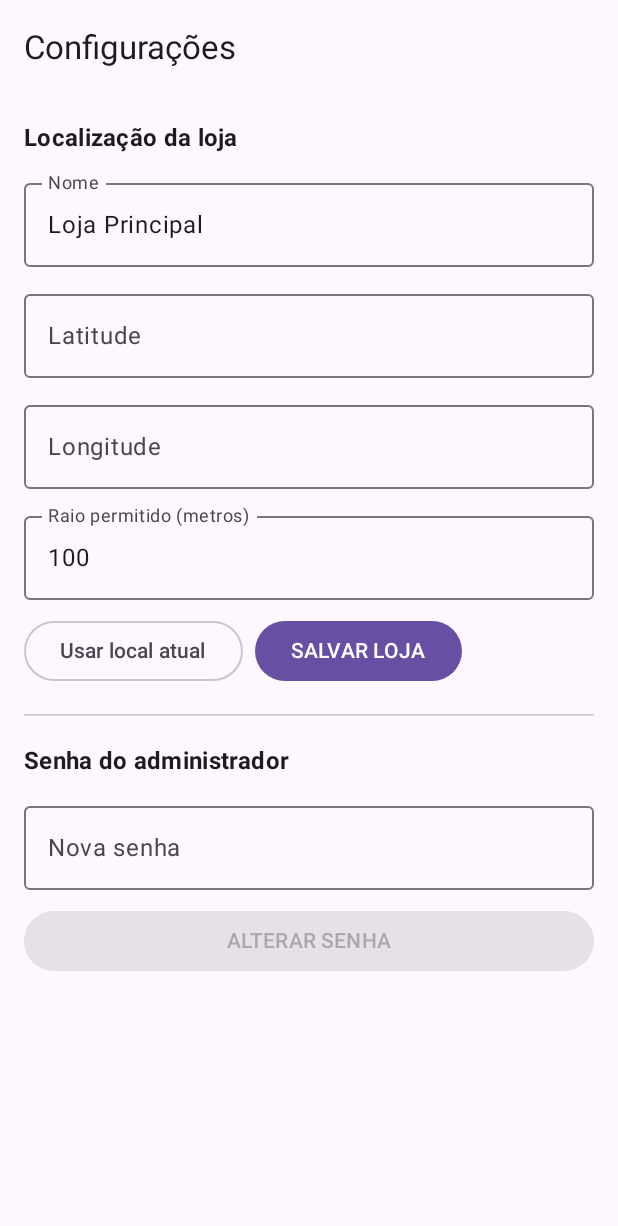
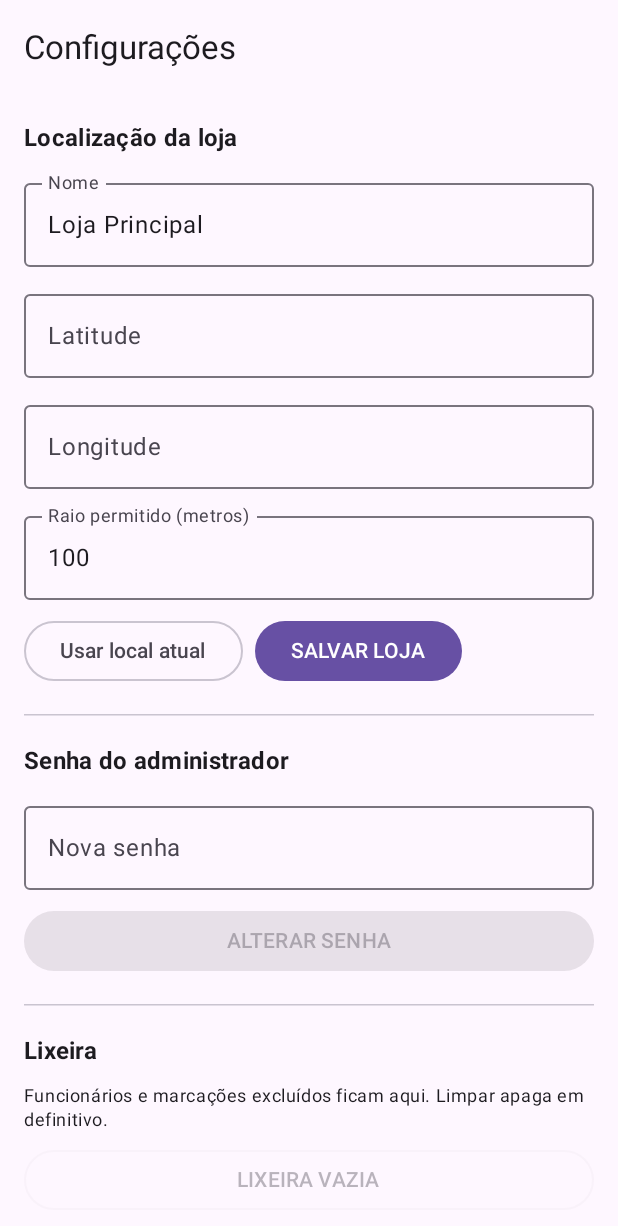
Before and after one commit to MatheusGoncalves540/ChronoPass, an Android app built with Jetpack Compose: the SettingsScreen screen opened through its navigation route, on a phone screen of 412 x 824 dp. Shown: the top 1226 px of the screen. Run offline under Robolectric (Android 15) with nearby library versions, the light colour scheme and no system bars; our stand-ins replace Room's generated code.

Commit message:
feat: Implement soft-delete functionality for employees and punches
- Added a 'deleted' column to the Employee and Punch entities to support soft-deletion.
- Updated the database version and added migration logic to handle existing data.
- Modified repository methods to implement soft-delete behavior instead of hard-delete.
- Enhanced the UI to reflect soft-deleted employees and punches, including updated dialogs and screens.
- Introduced an EmployeePickerDialog for selecting employees in various contexts.
- Added trash management features in the Settings screen to allow permanent deletion of soft-deleted items.
- Updated PDF export functionality to include soft-deleted employees in reports.

```diff
--- a/app/build.gradle.kts
+++ b/app/build.gradle.kts
@@ -20,6 +20,9 @@ android {
     buildTypes {
         release {
             isMinifyEnabled = false
+            // ponytail: assina com a chave de debug pra gerar um APK release instalável
+            // sem keystore próprio. O ganho de FPS vem de debuggable=false, não do R8.
+            signingConfig = signingConfigs.getByName("debug")
             proguardFiles(getDefaultProguardFile("proguard-android-optimize.txt"), "proguard-rules.pro")
         }
     }
--- a/app/src/main/java/com/chronopass/app/data/dao/Daos.kt
+++ b/app/src/main/java/com/chronopass/app/data/dao/Daos.kt
@@ -6,11 +6,16 @@ import kotlinx.coroutines.flow.Flow
 
 @Dao
 interface EmployeeDao {
-    @Query("SELECT * FROM employee ORDER BY name")
+    // Management/name lists exclude soft-deleted employees.
+    @Query("SELECT * FROM employee WHERE deleted = 0 ORDER BY name")
     fun all(): Flow<List<Employee>>
 
-    @Query("SELECT * FROM employee WHERE active = 1 ORDER BY name")
+    @Query("SELECT * FROM employee WHERE active = 1 AND deleted = 0 ORDER BY name")
     fun activeList(): Flow<List<Employee>>
+
+    // Records need names of deleted employees too (to show the "excluído" marker).
+    @Query("SELECT * FROM employee ORDER BY name")
+    fun allIncludingDeleted(): Flow<List<Employee>>
 
     @Query("SELECT * FROM employee WHERE id = :id")
     suspend fun byId(id: Long): Employee?
@@ -18,30 +23,48 @@ interface EmployeeDao {
     @Query("SELECT * FROM employee")
     suspend fun allOnce(): List<Employee>
 
+    @Query("SELECT COUNT(*) FROM employee WHERE deleted = 1")
+    suspend fun trashCount(): Int
+
+    @Query("UPDATE employee SET deleted = 1 WHERE id = :id")
+    suspend fun softDelete(id: Long)
+
+    @Query("DELETE FROM employee WHERE deleted = 1")
+    suspend fun purgeDeleted()
+
     @Insert fun insert(e: Employee): Long
     @Update suspend fun update(e: Employee)
-    @Delete suspend fun delete(e: Employee)
 }
 
 @Dao
 interface PunchDao {
-    @Query("SELECT * FROM punch WHERE employeeId = :employeeId ORDER BY timestamp DESC LIMIT 1")
+    @Query("SELECT * FROM punch WHERE employeeId = :employeeId AND deleted = 0 ORDER BY timestamp DESC LIMIT 1")
     suspend fun lastFor(employeeId: Long): Punch?
 
-    @Query("SELECT * FROM punch WHERE timestamp BETWEEN :from AND :to ORDER BY timestamp DESC")
+    @Query("SELECT * FROM punch WHERE deleted = 0 AND timestamp BETWEEN :from AND :to ORDER BY timestamp DESC")
     fun between(from: Long, to: Long): Flow<List<Punch>>
 
-    @Query("SELECT * FROM punch WHERE employeeId = :employeeId AND timestamp BETWEEN :from AND :to ORDER BY timestamp")
+    @Query("SELECT * FROM punch WHERE employeeId = :employeeId AND deleted = 0 AND timestamp BETWEEN :from AND :to ORDER BY timestamp")
     suspend fun forEmployeeBetween(employeeId: Long, from: Long, to: Long): List<Punch>
 
+    // Backup keeps everything (deleted included) so restore is faithful.
     @Query("SELECT * FROM punch ORDER BY timestamp")
     suspend fun allOnce(): List<Punch>
 
+    @Query("SELECT * FROM punch WHERE deleted = 0 ORDER BY timestamp")
+    suspend fun allActiveOnce(): List<Punch>
+
+    @Query("SELECT COUNT(*) FROM punch WHERE deleted = 1")
+    suspend fun trashCount(): Int
+
+    @Query("UPDATE punch SET deleted = 1 WHERE id = :id")
+    suspend fun softDelete(id: Long)
+
+    @Query("DELETE FROM punch WHERE deleted = 1")
+    suspend fun purgeDeleted()
+
     @Insert fun insert(p: Punch): Long
     @Update suspend fun update(p: Punch)
-    @Delete suspend fun delete(p: Punch)
-    @Query("DELETE FROM punch WHERE employeeId = :employeeId")
-    suspend fun deleteForEmployee(employeeId: Long)
 }
 
 @Dao
--- a/app/src/main/java/com/chronopass/app/data/database/ChronoDatabase.kt
+++ b/app/src/main/java/com/chronopass/app/data/database/ChronoDatabase.kt
@@ -2,6 +2,8 @@ package com.chronopass.app.data.database
 
 import android.content.Context
 import androidx.room.*
+import androidx.room.migration.Migration
+import androidx.sqlite.db.SupportSQLiteDatabase
 import com.chronopass.app.data.dao.*
 import com.chronopass.app.data.entities.*
 
@@ -10,9 +12,17 @@ class Converters {
     @TypeConverter fun fromType(t: PunchType) = t.name
 }
 
+// v1 -> v2: soft-delete columns. Keeps existing data on device.
+private val MIGRATION_1_2 = object : Migration(1, 2) {
+    override fun migrate(db: SupportSQLiteDatabase) {
+        db.execSQL("ALTER TABLE employee ADD COLUMN deleted INTEGER NOT NULL DEFAULT 0")
+        db.execSQL("ALTER TABLE punch ADD COLUMN deleted INTEGER NOT NULL DEFAULT 0")
+    }
+}
+
 @Database(
     entities = [Employee::class, Punch::class, Store::class, AppSetting::class],
-    version = 1,
+    version = 2,
     exportSchema = false,
 )
 @TypeConverters(Converters::class)
@@ -27,7 +37,7 @@ abstract class ChronoDatabase : RoomDatabase() {
         fun get(context: Context): ChronoDatabase = instance ?: synchronized(this) {
             instance ?: Room.databaseBuilder(
                 context.applicationContext, ChronoDatabase::class.java, "chronopass.db"
-            ).build().also { instance = it }
+            ).addMigrations(MIGRATION_1_2).build().also { instance = it }
         }
         fun close() { instance?.close(); instance = null }
     }
--- a/app/src/main/java/com/chronopass/app/data/entities/Entities.kt
+++ b/app/src/main/java/com/chronopass/app/data/entities/Entities.kt
@@ -11,6 +11,7 @@ data class Employee(
     val name: String,
     val code: String = "",
     val active: Boolean = true,
+    val deleted: Boolean = false,
     val createdAt: Long = System.currentTimeMillis(),
 )
 
@@ -29,6 +30,7 @@ data class Punch(
     val editedBy: String? = null,
     val editedAt: Long? = null,
     val editReason: String? = null,
+    val deleted: Boolean = false,
 )
 
 @Entity(tableName = "store")
--- a/app/src/main/java/com/chronopass/app/ui/ChronoViewModel.kt
+++ b/app/src/main/java/com/chronopass/app/ui/ChronoViewModel.kt
@@ -1,6 +1,9 @@
 package com.chronopass.app.ui
 
 import android.app.Application
+import androidx.compose.runtime.getValue
+import androidx.compose.runtime.mutableStateOf
+import androidx.compose.runtime.setValue
 import androidx.lifecycle.AndroidViewModel
 import androidx.lifecycle.viewModelScope
 import com.chronopass.app.data.entities.*
@@ -20,8 +23,14 @@ class ChronoViewModel(app: Application) : AndroidViewModel(app) {
         repo.activeEmployeesFlow().stateIn(viewModelScope, SharingStarted.WhileSubscribed(5000), emptyList())
     val allEmployees: StateFlow<List<Employee>> =
         repo.employeesFlow().stateIn(viewModelScope, SharingStarted.WhileSubscribed(5000), emptyList())
+    // Includes soft-deleted employees, so Records can resolve names + show the "excluído" marker.
+    val employeesWithDeleted: StateFlow<List<Employee>> =
+        repo.employeesWithDeletedFlow().stateIn(viewModelScope, SharingStarted.WhileSubscribed(5000), emptyList())
     val store: StateFlow<Store?> =
         repo.storeFlow().stateIn(viewModelScope, SharingStarted.WhileSubscribed(5000), null)
+
+    // Admin stays unlocked while navigating inside the admin area; HomeScreen relocks on exit.
+    var adminUnlocked by mutableStateOf(false)
 
     suspend fun nextType(employeeId: Long): PunchType = repo.nextType(employeeId)
 
@@ -52,4 +61,8 @@ class ChronoViewModel(app: Application) : AndroidViewModel(app) {
     fun checkAdminPassword(input: String, result: (Boolean) -> Unit) = viewModelScope.launch {
         result(input == adminPassword())
     }
+
+    // Trash
+    fun loadTrashCount(result: (Int) -> Unit) = viewModelScope.launch { result(repo.trashCount()) }
+    fun emptyTrash(done: () -> Unit) = viewModelScope.launch { repo.emptyTrash(); done() }
 }
--- a/app/src/main/java/com/chronopass/app/ui/screens/EmployeesScreen.kt
+++ b/app/src/main/java/com/chronopass/app/ui/screens/EmployeesScreen.kt
@@ -59,7 +59,7 @@ fun EmployeesScreen(vm: ChronoViewModel, nav: NavController) {
         AlertDialog(
             onDismissRequest = { confirmDelete = null },
             title = { Text("Excluir funcionário") },
-            text = { Text("Excluir ${e.name} e todas as suas marcações? Esta ação não pode ser desfeita.") },
+            text = { Text("Excluir ${e.name}? As marcações dele serão mantidas no histórico (marcadas como funcionário excluído). Vai para a lixeira.") },
             confirmButton = { TextButton(onClick = { vm.deleteEmployee(e); confirmDelete = null }) { Text("EXCLUIR") } },
             dismissButton = { TextButton(onClick = { confirmDelete = null }) { Text("Cancelar") } }
         )
--- a/app/src/main/java/com/chronopass/app/ui/screens/HomeScreen.kt
+++ b/app/src/main/java/com/chronopass/app/ui/screens/HomeScreen.kt
@@ -21,6 +21,9 @@ import androidx.compose.runtime.getValue
 fun HomeScreen(vm: ChronoViewModel, nav: NavController) {
     val employees by vm.activeEmployees.collectAsState()
     var query by remember { mutableStateOf("") }
+
+    // Leaving the admin area (any return to home) relocks it.
+    LaunchedEffect(Unit) { vm.adminUnlocked = false }
 
     Scaffold(
         topBar = {
--- a/app/src/main/java/com/chronopass/app/ui/screens/PunchScreen.kt
+++ b/app/src/main/java/com/chronopass/app/ui/screens/PunchScreen.kt
@@ -118,6 +118,8 @@ fun PunchScreen(vm: ChronoViewModel, nav: NavController, employeeId: Long) {
                     }
                     Spacer(Modifier.weight(1f))
                     Button(
+                        // Só libera depois que a localização resolve (encontrada OU falhou de vez).
+                        enabled = !locating,
                         onClick = {
                             val f2 = fix
                             vm.savePunch(
@@ -129,7 +131,7 @@ fun PunchScreen(vm: ChronoViewModel, nav: NavController, employeeId: Long) {
                             ) { step = Step.DONE }
                         },
                         modifier = Modifier.fillMaxWidth().height(56.dp)
-                    ) { Text("CONFIRMAR") }
+                    ) { Text(if (locating) "AGUARDE A LOCALIZAÇÃO…" else "CONFIRMAR") }
                     Spacer(Modifier.height(8.dp))
                     OutlinedButton(
                         onClick = { photo?.delete(); photo = null; step = Step.CAMERA },
--- a/app/src/main/java/com/chronopass/app/ui/screens/SettingsScreen.kt
+++ b/app/src/main/java/com/chronopass/app/ui/screens/SettingsScreen.kt
@@ -32,6 +32,10 @@ fun SettingsScreen(vm: ChronoViewModel, nav: NavController) {
     var msg by remember { mutableStateOf<String?>(null) }
 
     var newPw by remember { mutableStateOf("") }
+
+    var trashCount by remember { mutableStateOf(0) }
+    var confirmTrash by remember { mutableStateOf(false) }
+    LaunchedEffect(Unit) { vm.loadTrashCount { trashCount = it } }
 
     val locPerm = rememberLauncherForActivityResult(
         ActivityResultContracts.RequestMultiplePermissions()
@@ -77,7 +81,33 @@ fun SettingsScreen(vm: ChronoViewModel, nav: NavController) {
                 vm.setAdminPassword(newPw); newPw = ""; msg = "Senha atualizada."
             }, modifier = Modifier.fillMaxWidth()) { Text("ALTERAR SENHA") }
 
+            HorizontalDivider(Modifier.padding(vertical = 8.dp))
+            Text("Lixeira", fontWeight = FontWeight.Bold, style = MaterialTheme.typography.titleMedium)
+            Text("Funcionários e marcações excluídos ficam aqui. Limpar apaga em definitivo.",
+                style = MaterialTheme.typography.bodySmall)
+            OutlinedButton(
+                enabled = trashCount > 0,
+                onClick = { confirmTrash = true },
+                modifier = Modifier.fillMaxWidth(),
+                colors = ButtonDefaults.outlinedButtonColors(contentColor = MaterialTheme.colorScheme.error)
+            ) { Text(if (trashCount > 0) "LIMPAR LIXEIRA ($trashCount)" else "LIXEIRA VAZIA") }
+
             msg?.let { Text(it, color = MaterialTheme.colorScheme.primary) }
         }
     }
+
+    if (confirmTrash) {
+        AlertDialog(
+            onDismissRequest = { confirmTrash = false },
+            title = { Text("Limpar lixeira") },
+            text = { Text("Apagar em definitivo $trashCount item(ns)? Esta ação não pode ser desfeita.") },
+            confirmButton = {
+                TextButton(onClick = {
+                    confirmTrash = false
+                    vm.emptyTrash { vm.loadTrashCount { trashCount = it }; msg = "Lixeira esvaziada." }
+                }) { Text("APAGAR TUDO") }
+            },
+            dismissButton = { TextButton(onClick = { confirmTrash = false }) { Text("Cancelar") } }
+        )
+    }
 }
```
Also changed, not shown: app/src/main/java/com/chronopass/app/backup/BackupManager.kt (+7 -3 lines), app/src/main/java/com/chronopass/app/data/repo/ChronoRepository.kt (+14 -5 lines), app/src/main/java/com/chronopass/app/reports/PdfExport.kt (+80 -28 lines), app/src/main/java/com/chronopass/app/ui/components/EmployeePicker.kt (added, +71 -0 lines), app/src/main/java/com/chronopass/app/ui/screens/AdminScreen.kt (+4 -3 lines), app/src/main/java/com/chronopass/app/ui/screens/RecordsScreen.kt (+48 -24 lines), app/src/main/java/com/chronopass/app/ui/screens/ReportsScreen.kt (+8 -13 lines), 231 other files.
